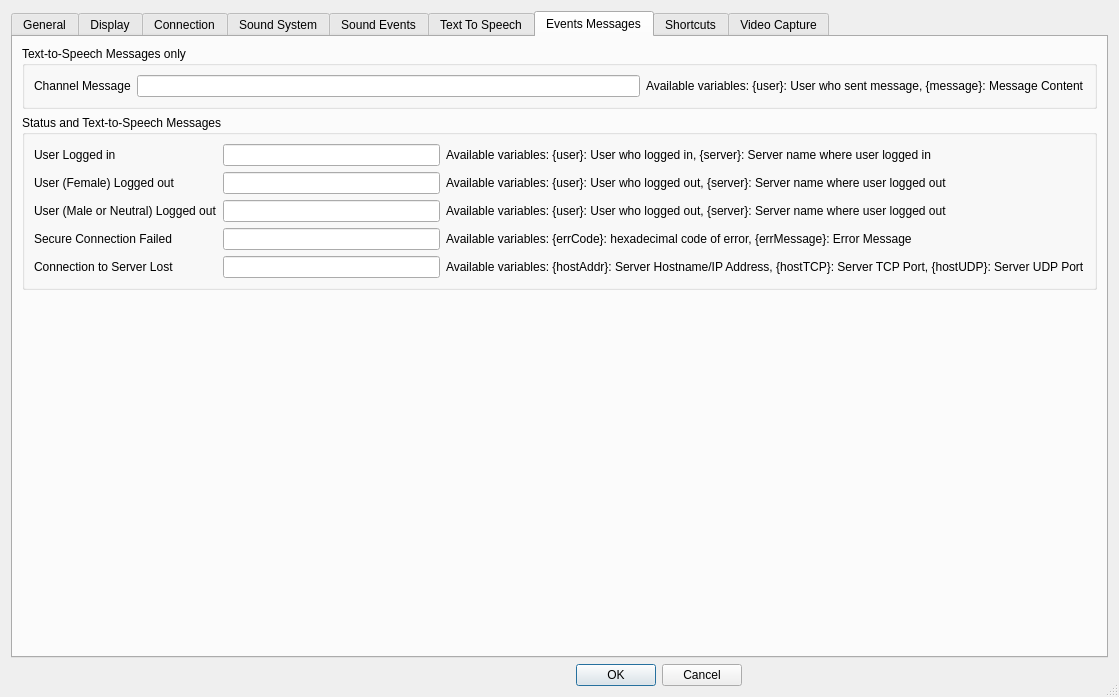
The window that Client/qtTeamTalk/preferences.ui (BearWare/TeamTalk5) describes before a commit, drawn with Qt 5.
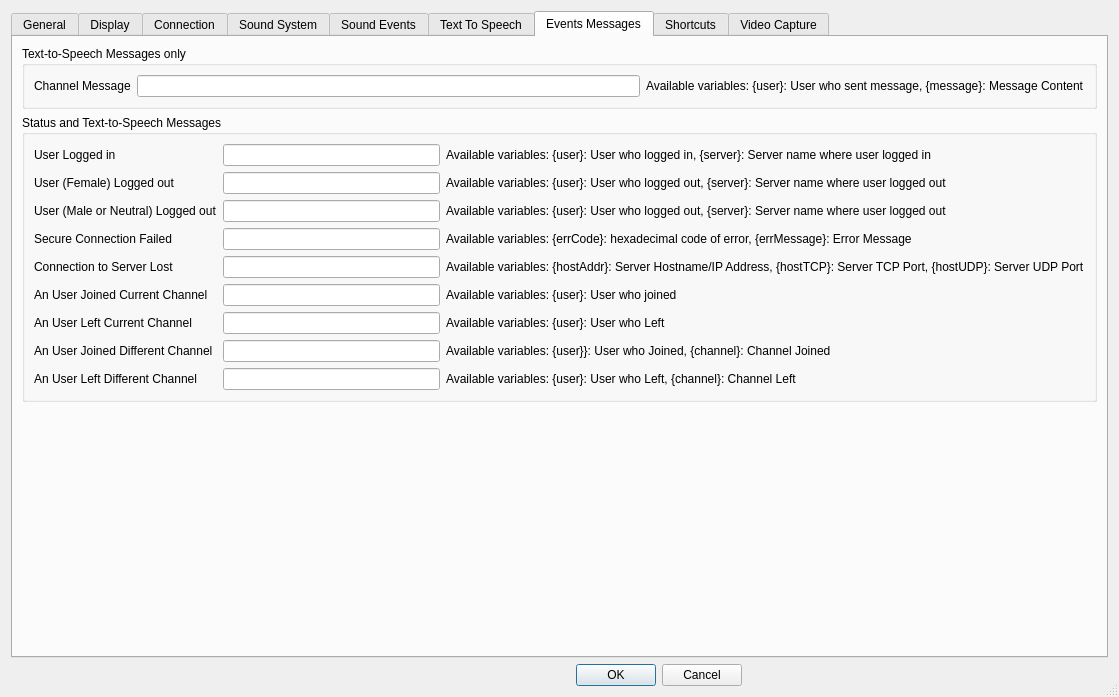
The same window after the commit. The open tabs and pages were chosen to show the change. Icons and pictures are not drawn. Custom widgets are drawn as their Qt base class.

Commit message: Add customization for user joined/left events

Diff of the .ui file:
```diff
--- a/Client/qtTeamTalk/preferences.ui
+++ b/Client/qtTeamTalk/preferences.ui
@@ -2577,6 +2577,98 @@
                 </property>
                </widget>
               </item>
+              <item row="5" column="0">
+               <widget class="QLabel" name="statusmsg_userjoinsameLabel">
+                <property name="text">
+                 <string>An User Joined Current Channel</string>
+                </property>
+                <property name="buddy">
+                 <cstring>statusmsg_userjoinsameEdit</cstring>
+                </property>
+               </widget>
+              </item>
+              <item row="5" column="1">
+               <widget class="QLineEdit" name="statusmsg_userjoinsameEdit"/>
+              </item>
+              <item row="5" column="2">
+               <widget class="QLabel" name="statusmsg_userJoinSameVarLabel">
+                <property name="text">
+                 <string>Available variables: {user}: User who joined</string>
+                </property>
+                <property name="textInteractionFlags">
+                 <set>Qt::TextBrowserInteraction|Qt::TextSelectableByKeyboard</set>
+                </property>
+               </widget>
+              </item>
+              <item row="6" column="0">
+               <widget class="QLabel" name="statusmsg_userleftsameLabel">
+                <property name="text">
+                 <string>An User Left Current Channel</string>
+                </property>
+                <property name="buddy">
+                 <cstring>statusmsg_userleftsameEdit</cstring>
+                </property>
+               </widget>
+              </item>
+              <item row="6" column="1">
+               <widget class="QLineEdit" name="statusmsg_userleftsameEdit"/>
+              </item>
+              <item row="6" column="2">
+               <widget class="QLabel" name="statusmsg_userLeftSameVarLabel">
+                <property name="text">
+                 <string>Available variables: {user}: User who Left</string>
+                </property>
+                <property name="textInteractionFlags">
+                 <set>Qt::TextBrowserInteraction|Qt::TextSelectableByKeyboard</set>
+                </property>
+               </widget>
+              </item>
+              <item row="7" column="0">
+               <widget class="QLabel" name="statusmsg_userjoinLabel">
+                <property name="text">
+                 <string>An User Joined Different Channel</string>
+                </property>
+                <property name="buddy">
+                 <cstring>statusmsg_userjoinEdit</cstring>
+                </property>
+               </widget>
+              </item>
+              <item row="7" column="1">
+               <widget class="QLineEdit" name="statusmsg_userjoinEdit"/>
+              </item>
+              <item row="7" column="2">
+               <widget class="QLabel" name="statusmsg_userJoinVarLabel">
+                <property name="text">
+                 <string>Available variables: {user}}: User who Joined, {channel}: Channel Joined</string>
+                </property>
+                <property name="textInteractionFlags">
+                 <set>Qt::TextBrowserInteraction|Qt::TextSelectableByKeyboard</set>
+                </property>
+               </widget>
+              </item>
+              <item row="8" column="0">
+               <widget class="QLabel" name="statusmsg_userleftLabel">
+                <property name="text">
+                 <string>An User Left Different Channel</string>
+                </property>
+                <property name="buddy">
+                 <cstring>statusmsg_userleftEdit</cstring>
+                </property>
+               </widget>
+              </item>
+              <item row="8" column="1">
+               <widget class="QLineEdit" name="statusmsg_userleftEdit"/>
+              </item>
+              <item row="8" column="2">
+               <widget class="QLabel" name="statusmsg_userLeftVarLabel">
+                <property name="text">
+                 <string>Available variables: {user}: User who Left, {channel}: Channel Left</string>
+                </property>
+                <property name="textInteractionFlags">
+                 <set>Qt::TextBrowserInteraction|Qt::TextSelectableByKeyboard</set>
+                </property>
+               </widget>
+              </item>
              </layout>
             </item>
            </layout>
```
The commit also changes 3 other files.
